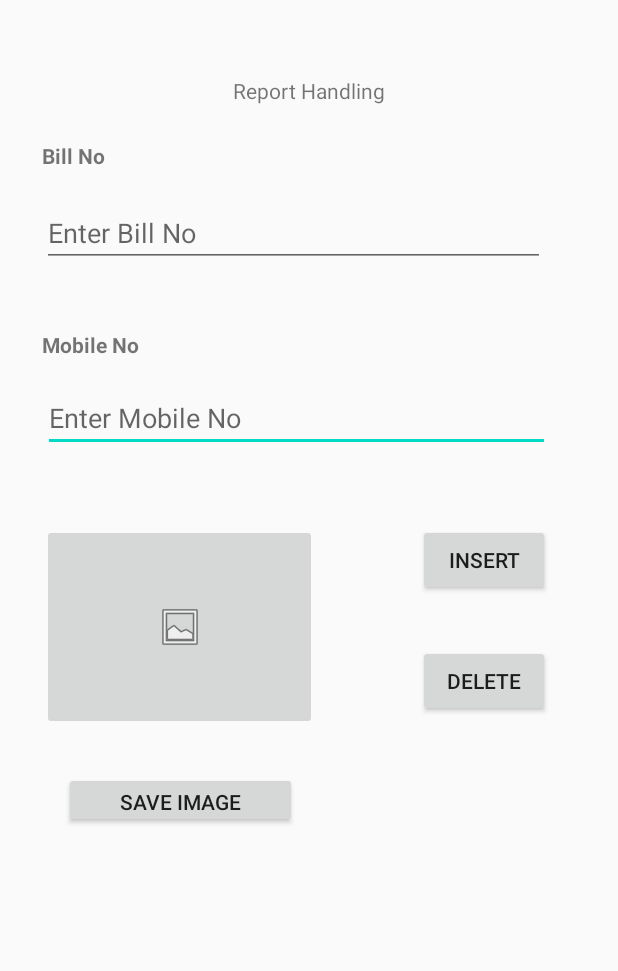
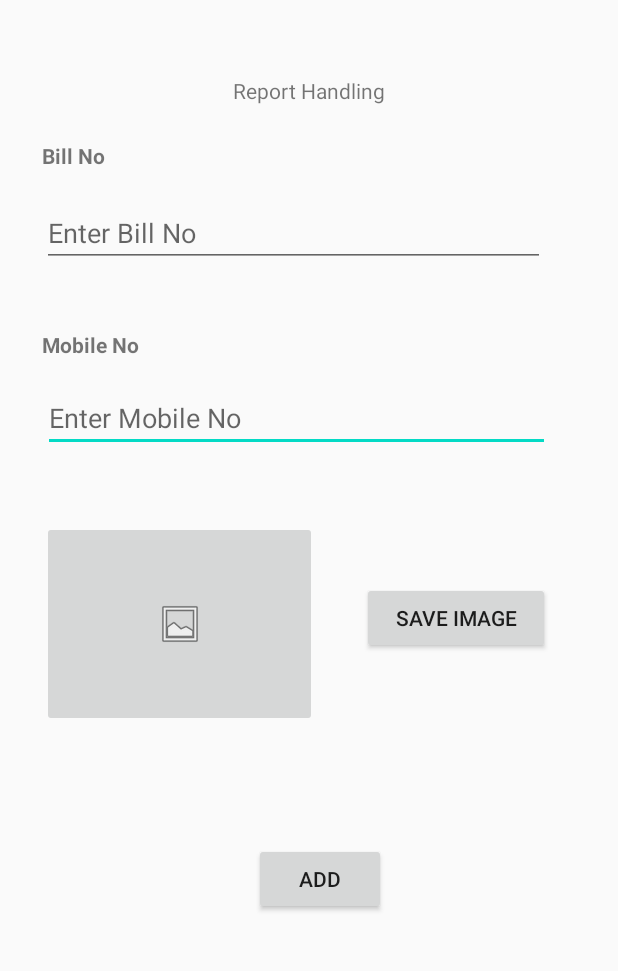
Before and after one commit to tharindunweerasooriya/Home-Pharmacy, an Android app: the ReportHandling screen opened directly, with no data from a screen before it, on a phone screen of 412 x 824 dp, the part 219-1190 px from its top. Run offline under Robolectric (Android 15) with nearby library versions, the phone set to English and light mode, and no system bars.

Commit message:
Ui Complete

```diff
--- a/app/build.gradle
+++ b/app/build.gradle
@@ -30,6 +30,7 @@ dependencies {
     implementation fileTree(dir: "libs", include: ["*.jar"])
     implementation 'androidx.appcompat:appcompat:1.2.0'
     implementation 'androidx.constraintlayout:constraintlayout:1.1.3'
+    implementation 'androidx.cardview:cardview:1.0.0'
     testImplementation 'junit:junit:4.12'
     androidTestImplementation 'androidx.test.ext:junit:1.1.1'
     androidTestImplementation 'androidx.test.espresso:espresso-core:3.2.0'
--- a/app/src/main/AndroidManifest.xml
+++ b/app/src/main/AndroidManifest.xml
@@ -9,15 +9,13 @@
         android:roundIcon="@mipmap/ic_launcher_round"
         android:supportsRtl="true"
         android:theme="@style/AppTheme">
-
+        <activity android:name=".ReportCard"></activity>
         <activity android:name=".ReportHandling">
             <intent-filter>
                 <action android:name="android.intent.action.MAIN" />
 
                 <category android:name="android.intent.category.LAUNCHER" />
             </intent-filter>
-
-
         </activity>
         <activity android:name=".ViewReport">
             <intent-filter>
@@ -25,7 +23,6 @@
 
                 <category android:name="android.intent.category.LAUNCHER" />
             </intent-filter>
-
         </activity>
         <activity android:name=".MainActivity">
             <intent-filter>
--- a/app/src/main/java/com/example/homepharmacy/ReportHandling.java
+++ b/app/src/main/java/com/example/homepharmacy/ReportHandling.java
@@ -2,13 +2,19 @@ package com.example.homepharmacy;
 
 import androidx.appcompat.app.AppCompatActivity;
 
+import android.content.Intent;
 import android.os.Bundle;
+import android.widget.Button;
 
 public class ReportHandling extends AppCompatActivity {
 
+    Button button1;
     @Override
     protected void onCreate(Bundle savedInstanceState) {
         super.onCreate(savedInstanceState);
         setContentView(R.layout.activity_report_handling);
+
+        button1 = findViewById(R.id.button4);
+        button1.setOnClickListener( v -> startActivity(new Intent(ReportHandling.this,ReportCard.class)));
     }
 }
--- a/app/src/main/res/layout/activity_report_handling.xml
+++ b/app/src/main/res/layout/activity_report_handling.xml
@@ -97,43 +97,31 @@
         app:layout_constraintHorizontal_bias="0.122"
         app:layout_constraintStart_toStartOf="parent"
         app:layout_constraintTop_toTopOf="parent"
-        app:layout_constraintVertical_bias="0.697"
+        app:layout_constraintVertical_bias="0.693"
         app:srcCompat="@android:drawable/ic_menu_gallery" />
 
     <Button
         android:id="@+id/button3"
-        android:layout_width="155dp"
-        android:layout_height="37dp"
+        android:layout_width="125dp"
+        android:layout_height="48dp"
         android:text="@string/Save"
         app:layout_constraintBottom_toBottomOf="parent"
         app:layout_constraintEnd_toEndOf="parent"
-        app:layout_constraintHorizontal_bias="0.167"
+        app:layout_constraintHorizontal_bias="0.842"
         app:layout_constraintStart_toStartOf="parent"
         app:layout_constraintTop_toTopOf="parent"
-        app:layout_constraintVertical_bias="0.828" />
+        app:layout_constraintVertical_bias="0.664" />
 
     <Button
         android:id="@+id/button4"
         android:layout_width="wrap_content"
         android:layout_height="wrap_content"
-        android:text="@string/Insert"
+        android:text="@string/add"
         app:layout_constraintBottom_toBottomOf="parent"
         app:layout_constraintEnd_toEndOf="parent"
-        app:layout_constraintHorizontal_bias="0.86"
+        app:layout_constraintHorizontal_bias="0.523"
         app:layout_constraintStart_toStartOf="parent"
         app:layout_constraintTop_toTopOf="parent"
-        app:layout_constraintVertical_bias="0.61" />
-
-    <Button
-        android:id="@+id/button5"
-        android:layout_width="wrap_content"
-        android:layout_height="wrap_content"
-        android:text="@string/Delete"
-        app:layout_constraintBottom_toBottomOf="parent"
-        app:layout_constraintEnd_toEndOf="parent"
-        app:layout_constraintHorizontal_bias="0.86"
-        app:layout_constraintStart_toStartOf="parent"
-        app:layout_constraintTop_toTopOf="parent"
-        app:layout_constraintVertical_bias="0.722" />
+        app:layout_constraintVertical_bias="0.906" />
 
 </androidx.constraintlayout.widget.ConstraintLayout>
--- a/app/src/main/res/values/strings.xml
+++ b/app/src/main/res/values/strings.xml
@@ -12,4 +12,9 @@
     <string name="Insert">Insert</string>
     <string name="Delete">Delete</string>
     <string name="your_report">Your Report</string>
+    <string name="add">Add</string>
+    <string name="billAdd">Bill No : 10034</string>
+    <string name="phone">Mobile No : 0762345678</string>
+    <string name="billAdd2">Bill No : 10055</string>
+    <string name="phone2">Mobile No : 0774567654</string>
 </resources>
```
Also changed, not shown: app/src/main/java/com/example/homepharmacy/ReportCard.java (added, +14 -0 lines), app/src/main/res/layout/activity_report_card.xml (added, +131 -0 lines).
